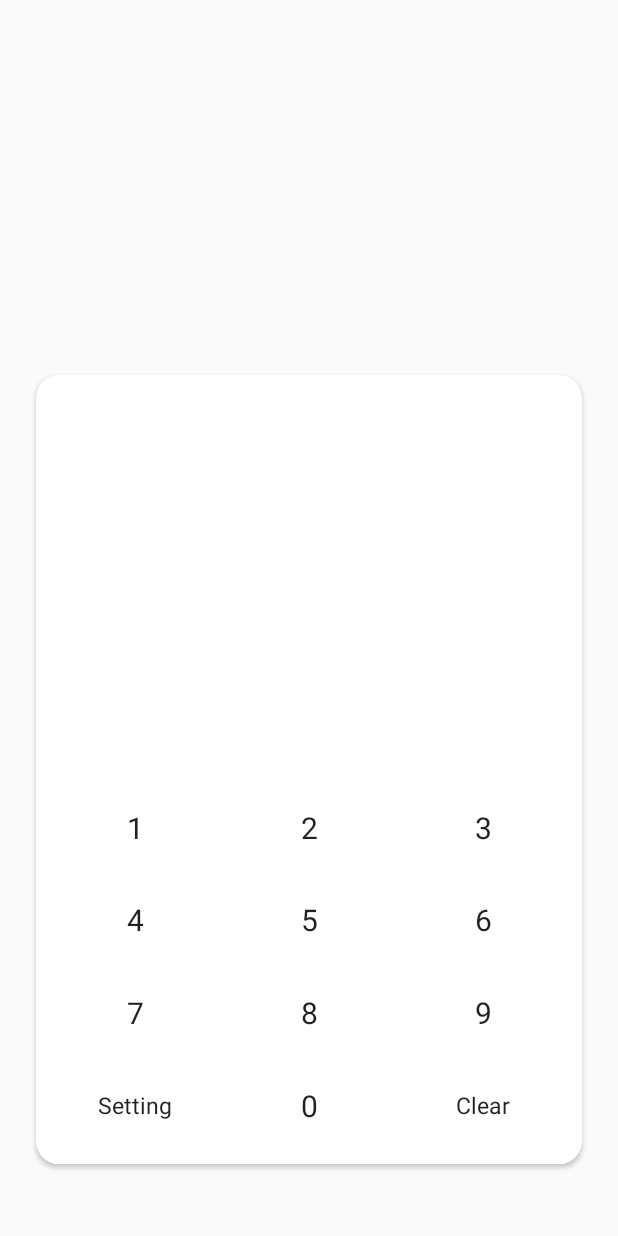
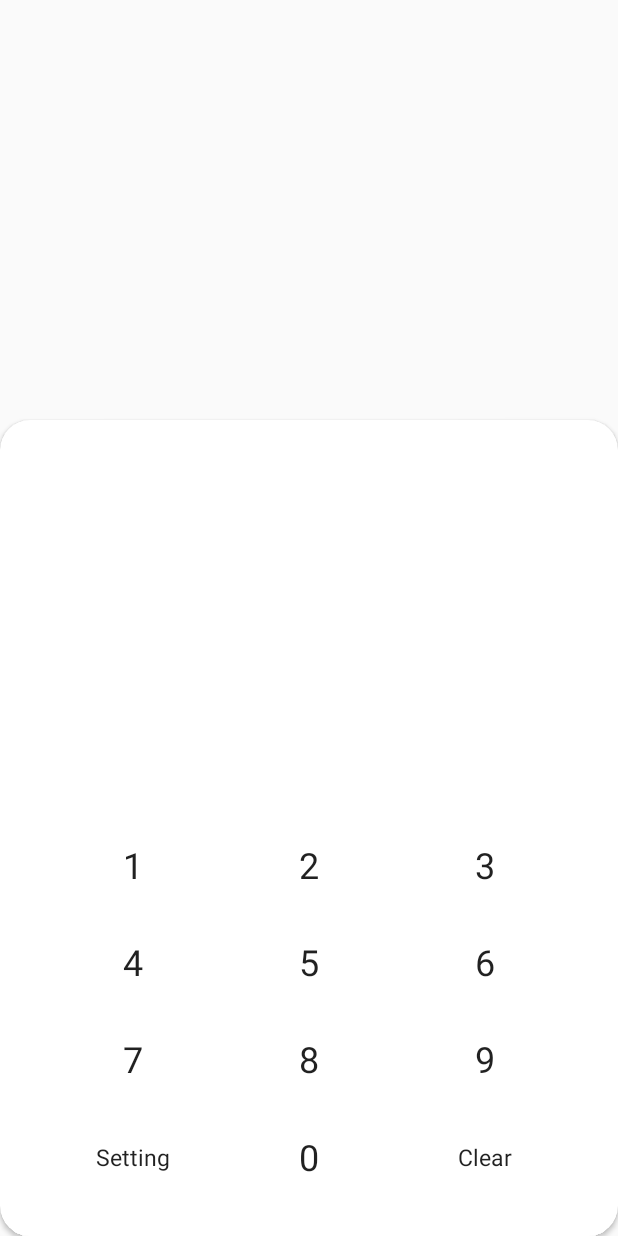
Before and after one commit to h3110w0r1d-y/T9Launcher, an Android app: the layout activity_main.xml on its own in the app's theme, with its tools: preview values and no code run, on a phone screen of 412 x 824 dp. Run offline under Robolectric (Android 15) with nearby library versions, the phone set to English and light mode, and no system bars.

Commit message:
:sparkles: 增加卸载选项，界面调整

```diff
--- a/app/build.gradle
+++ b/app/build.gradle
@@ -25,7 +25,7 @@ android {
 
     defaultConfig {
         applicationId "com.h3110w0r1d.t9launcher"
-        minSdk 30
+        minSdk 26
         targetSdk 33
         versionCode 1
         versionName "1.0"
--- a/app/src/main/res/layout/activity_main.xml
+++ b/app/src/main/res/layout/activity_main.xml
@@ -6,13 +6,11 @@
     android:id="@+id/RLMain">
 
     <androidx.cardview.widget.CardView
+        android:layout_alignParentBottom="true"
         android:layout_width="match_parent"
-        android:layout_height="match_parent"
-        android:layout_marginHorizontal="24dp"
-        android:layout_marginTop="250dp"
-        android:layout_marginBottom="48dp"
+        android:layout_height="wrap_content"
         android:clickable="true"
-        app:cardCornerRadius="15dp">
+        app:cardCornerRadius="20dp">
 
         <LinearLayout
             android:id="@+id/ll_parent"
@@ -25,14 +23,14 @@
                 android:layout_width="match_parent"
                 android:layout_height="220dp"
                 android:listSelector="@android:color/transparent"
-                android:paddingHorizontal="10dp"
-                android:paddingTop="10dp"
+                android:paddingHorizontal="15dp"
+                android:paddingTop="15dp"
                 android:numColumns="5" />
 
             <EditText
                 android:id="@+id/TVSearch"
                 android:layout_width="match_parent"
-                android:layout_height="wrap_content"
+                android:layout_height="28dp"
                 android:layout_margin="8dp"
                 android:background="@null"
                 android:inputType="none"
@@ -42,9 +40,10 @@
 
             <LinearLayout
                 android:layout_width="match_parent"
-                android:layout_height="match_parent"
+                android:layout_height="280dp"
                 android:orientation="vertical"
-                android:padding="8dp">
+                android:paddingBottom="20dp"
+                android:paddingHorizontal="30dp" >
 
                 <LinearLayout
                     android:layout_width="match_parent"
@@ -52,9 +51,9 @@
                     android:layout_weight="1"
                     android:orientation="horizontal">
 
-                    <Button android:text="1" android:id="@+id/t9btn_1" style="@style/T9Button"/>
-                    <Button android:text="2" android:id="@+id/t9btn_2" style="@style/T9Button"/>
-                    <Button android:text="3" android:id="@+id/t9btn_3" style="@style/T9Button"/>
+                    <Button android:text="1" android:id="@+id/t9btn_1" style="@style/T9ButtonStyle"/>
+                    <Button android:text="2" android:id="@+id/t9btn_2" style="@style/T9ButtonStyle"/>
+                    <Button android:text="3" android:id="@+id/t9btn_3" style="@style/T9ButtonStyle"/>
 
                 </LinearLayout>
 
@@ -64,9 +63,9 @@
                     android:layout_weight="1"
                     android:orientation="horizontal">
 
-                    <Button android:text="4" android:id="@+id/t9btn_4" style="@style/T9Button"/>
-                    <Button android:text="5" android:id="@+id/t9btn_5" style="@style/T9Button"/>
-                    <Button android:text="6" android:id="@+id/t9btn_6" style="@style/T9Button"/>
+                    <Button android:text="4" android:id="@+id/t9btn_4" style="@style/T9ButtonStyle"/>
+                    <Button android:text="5" android:id="@+id/t9btn_5" style="@style/T9ButtonStyle"/>
+                    <Button android:text="6" android:id="@+id/t9btn_6" style="@style/T9ButtonStyle"/>
 
                 </LinearLayout>
 
@@ -76,9 +75,9 @@
                     android:layout_weight="1"
                     android:orientation="horizontal">
 
-                    <Button android:text="7" android:id="@+id/t9btn_7" style="@style/T9Button"/>
-                    <Button android:text="8" android:id="@+id/t9btn_8" style="@style/T9Button"/>
-                    <Button android:text="9" android:id="@+id/t9btn_9" style="@style/T9Button"/>
+                    <Button android:text="7" android:id="@+id/t9btn_7" style="@style/T9ButtonStyle"/>
+                    <Button android:text="8" android:id="@+id/t9btn_8" style="@style/T9ButtonStyle"/>
+                    <Button android:text="9" android:id="@+id/t9btn_9" style="@style/T9ButtonStyle"/>
 
                 </LinearLayout>
 
@@ -88,9 +87,9 @@
                     android:layout_weight="1"
                     android:orientation="horizontal">
 
-                    <Button android:text="@string/setting" android:id="@+id/t9btn_setting" android:textSize="15sp" style="@style/T9Button"/>
-                    <Button android:text="0" android:id="@+id/t9btn_0" style="@style/T9Button"/>
-                    <Button android:text="@string/clear" android:id="@+id/t9btn_clear" android:textSize="15sp" style="@style/T9Button"/>
+                    <Button android:text="@string/setting" android:id="@+id/t9btn_setting" android:textSize="15sp" style="@style/T9ButtonStyle"/>
+                    <Button android:text="0" android:id="@+id/t9btn_0" style="@style/T9ButtonStyle"/>
+                    <Button android:text="@string/clear" android:id="@+id/t9btn_clear" android:textSize="15sp" style="@style/T9ButtonStyle"/>
 
                 </LinearLayout>
 
--- /dev/null
+++ b/app/src/main/res/values-night/styles.xml
@@ -0,0 +1,2 @@
+<resources>
+</resources>
--- a/app/src/main/res/values/colors.xml
+++ b/app/src/main/res/values/colors.xml
@@ -10,4 +10,8 @@
     <color name="teal_700">#FF018786</color>
     <color name="black">#FF000000</color>
     <color name="white">#FFFFFFFF</color>
+    <color name="light_blue_400">#FF29B6F6</color>
+    <color name="light_blue_600">#FF039BE5</color>
+    <color name="gray_400">#FFBDBDBD</color>
+    <color name="gray_600">#FF757575</color>
 </resources>
--- a/app/src/main/res/values/strings.xml
+++ b/app/src/main/res/values/strings.xml
@@ -21,4 +21,5 @@
     <string name="app_info">App Detail</string>
     <string name="copy_package_name">Copy Package Name</string>
     <string name="long_press_open_settings">Long press to enter the setting</string>
+    <string name="uninstall_app" >Uninstall</string>
 </resources>
--- a/app/src/main/res/values/styles.xml
+++ b/app/src/main/res/values/styles.xml
@@ -1,20 +1,20 @@
 <?xml version="1.0" encoding="utf-8"?>
 <resources>
-    <style name="T9Button" parent="Theme.AppCompat.DayNight.NoActionBar">
+    <style name="T9ButtonStyle" parent="Theme.AppCompat.DayNight.NoActionBar">
         <item name="android:layout_height">match_parent</item>
-        <item name="android:textSize">20sp</item>
+        <item name="android:textSize">24sp</item>
         <item name="android:layout_weight">1</item>
         <item name="android:layout_width">0dp</item>
         <item name="android:background">@drawable/t9btn_ripple</item>
     </style>
-    <style name="SettingsTheme" parent="Theme.AppCompat.DayNight.NoActionBar">
+    <style name="MainActivityStyle" parent="Theme.AppCompat.DayNight.NoActionBar">
         <item name="android:windowIsTranslucent">true</item>
         <item name="android:windowTranslucentStatus">true</item>
-        <item name="android:windowTranslucentNavigation">true</item> // 设置虚拟键透明
+        <!-- 虚拟键透明 -->
+        <item name="android:windowTranslucentNavigation">true</item>
         <item name="android:windowNoTitle">true</item>
         <item name="android:windowActionBar">false</item>
         <item name="android:statusBarColor">@android:color/transparent</item>
         <item name="android:windowBackground">@android:color/transparent</item>
-        <item name="android:windowAnimationStyle">@null</item>
     </style>
 </resources>
```
Also changed, not shown: app/src/main/AndroidManifest.xml (+2 -9 lines), app/src/main/java/com/h3110w0r1d/t9launcher/ui/MainActivity.java (+18 -13 lines), app/src/main/java/com/h3110w0r1d/t9launcher/widgets/AppPopMenu.java (+7 -0 lines), app/src/main/res/drawable/ic_uninstall_app.xml (added, +12 -0 lines), app/src/main/res/layout/app_item.xml (+3 -4 lines), app/src/main/res/layout/layout_app_pop.xml (+16 -2 lines), 1 other file.
